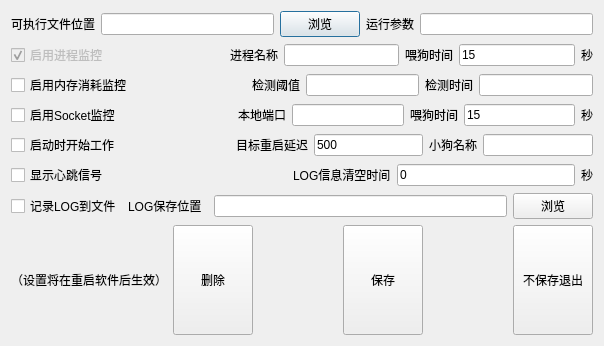
laoponline/WatchDog_House, file dialog_dog_config.ui: the form before one commit.
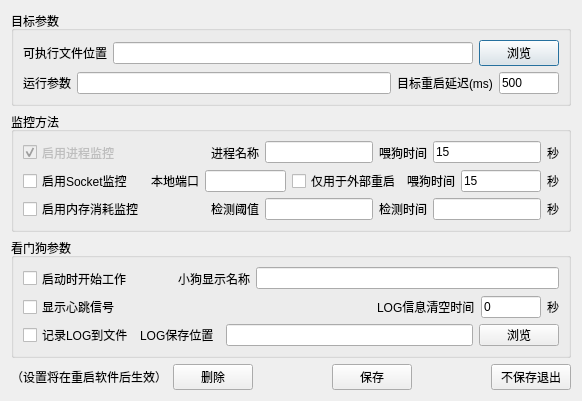
The form after the commit.

Commit message:
增加远程外部重启功能
给Socket增加一个远程重启指令，并且可以设定为只通过远程重启，不做倒计时

What changed in the file:
```diff
--- a/dialog_dog_config.ui
+++ b/dialog_dog_config.ui
@@ -6,8 +6,8 @@
    <rect>
     <x>0</x>
     <y>0</y>
-    <width>604</width>
-    <height>346</height>
+    <width>582</width>
+    <height>401</height>
    </rect>
   </property>
   <property name="minimumSize">
@@ -21,6 +21,12 @@
   </property>
   <layout class="QVBoxLayout" name="verticalLayout">
    <item>
+    <widget class="QGroupBox" name="groupBox">
+     <property name="title">
+      <string>目标参数</string>
+     </property>
+     <layout class="QGridLayout" name="gridLayout_2">
+      <item row="0" column="0">
     <layout class="QHBoxLayout" name="horizontalLayout_2">
      <item>
       <widget class="QLabel" name="label_fixed_2">
@@ -43,6 +49,10 @@
        </property>
       </widget>
      </item>
+       </layout>
+      </item>
+      <item row="1" column="0">
+       <layout class="QHBoxLayout" name="horizontalLayout_10">
      <item>
       <widget class="QLabel" name="label_fixed_3">
        <property name="text">
@@ -57,9 +67,38 @@
        </property>
       </widget>
      </item>
-    </layout>
-   </item>
+        <item>
+         <widget class="QLabel" name="label_fixed_11">
+          <property name="text">
+           <string>目标重启延迟(ms)</string>
+          </property>
+         </widget>
+        </item>
+        <item>
+         <widget class="QLineEdit" name="lineEdit_reboot_delay">
+          <property name="maximumSize">
+           <size>
+            <width>60</width>
+            <height>16777215</height>
+           </size>
+          </property>
+          <property name="text">
+           <string>500</string>
+          </property>
+         </widget>
+        </item>
+       </layout>
+      </item>
+     </layout>
+    </widget>
+   </item>
    <item>
+    <widget class="QGroupBox" name="groupBox_2">
+     <property name="title">
+      <string>监控方法</string>
+     </property>
+     <layout class="QGridLayout" name="gridLayout">
+      <item row="0" column="0">
     <layout class="QHBoxLayout" name="horizontalLayout_4">
      <item>
       <widget class="QCheckBox" name="checkBox_PID_Enabled">
@@ -124,55 +163,7 @@
      </item>
     </layout>
    </item>
-   <item>
-    <layout class="QHBoxLayout" name="horizontalLayout_5">
-     <item>
-      <widget class="QCheckBox" name="checkBox_Ram_Check_Enabled">
-       <property name="text">
-        <string>启用内存消耗监控</string>
-       </property>
-      </widget>
-     </item>
-     <item>
-      <spacer name="horizontalSpacer_7">
-       <property name="orientation">
-        <enum>Qt::Horizontal</enum>
-       </property>
-       <property name="sizeHint" stdset="0">
-        <size>
-         <width>40</width>
-         <height>20</height>
-        </size>
-       </property>
-      </spacer>
-     </item>
-     <item>
-      <widget class="QLabel" name="label_fixed_9">
-       <property name="text">
-        <string>检测阈值</string>
-       </property>
-      </widget>
-     </item>
-     <item>
-      <widget class="QLineEdit" name="lineEdit_ram_range">
-       <property name="text">
-        <string/>
-       </property>
-      </widget>
-     </item>
-     <item>
-      <widget class="QLabel" name="label_fixed_10">
-       <property name="text">
-        <string>检测时间</string>
-       </property>
-      </widget>
-     </item>
-     <item>
-      <widget class="QLineEdit" name="lineEdit_ram_duration"/>
-     </item>
-    </layout>
-   </item>
-   <item>
+      <item row="1" column="0">
     <layout class="QHBoxLayout" name="horizontalLayout_6">
      <item>
       <widget class="QCheckBox" name="checkBox_Socket_Enabled">
@@ -208,6 +199,13 @@
        </property>
       </widget>
      </item>
+        <item>
+         <widget class="QCheckBox" name="checkBox_socket_for_external">
+          <property name="text">
+           <string>仅用于外部重启</string>
+          </property>
+         </widget>
+        </item>
      <item>
       <widget class="QLabel" name="label_fixed_7">
        <property name="text">
@@ -231,8 +229,72 @@
      </item>
     </layout>
    </item>
+      <item row="2" column="0">
+       <layout class="QHBoxLayout" name="horizontalLayout_5">
    <item>
-    <layout class="QHBoxLayout" name="horizontalLayout_7">
+         <widget class="QCheckBox" name="checkBox_Ram_Check_Enabled">
+          <property name="text">
+           <string>启用内存消耗监控</string>
+          </property>
+         </widget>
+        </item>
+        <item>
+         <spacer name="horizontalSpacer_7">
+          <property name="orientation">
+           <enum>Qt::Horizontal</enum>
+          </property>
+          <property name="sizeHint" stdset="0">
+           <size>
+            <width>40</width>
+            <height>20</height>
+           </size>
+          </property>
+         </spacer>
+        </item>
+        <item>
+         <widget class="QLabel" name="label_fixed_9">
+          <property name="text">
+           <string>检测阈值</string>
+          </property>
+         </widget>
+        </item>
+        <item>
+         <widget class="QLineEdit" name="lineEdit_ram_range">
+          <property name="text">
+           <string/>
+          </property>
+         </widget>
+        </item>
+        <item>
+         <widget class="QLabel" name="label_fixed_10">
+          <property name="text">
+           <string>检测时间</string>
+          </property>
+         </widget>
+        </item>
+        <item>
+         <widget class="QLineEdit" name="lineEdit_ram_duration"/>
+        </item>
+        <item>
+         <widget class="QLabel" name="label_fixed_12">
+          <property name="text">
+           <string>秒</string>
+          </property>
+         </widget>
+        </item>
+       </layout>
+      </item>
+     </layout>
+    </widget>
+   </item>
+   <item>
+    <widget class="QGroupBox" name="groupBox_3">
+     <property name="title">
+      <string>看门狗参数</string>
+     </property>
+     <layout class="QGridLayout" name="gridLayout_3">
+      <item row="0" column="0">
+       <layout class="QHBoxLayout" name="horizontalLayout_7" stretch="0,0,0,1">
      <item>
       <widget class="QCheckBox" name="checkBox_Auto_Start">
        <property name="text">
@@ -253,24 +315,10 @@
        </property>
       </spacer>
      </item>
-     <item>
-      <widget class="QLabel" name="label_fixed_11">
-       <property name="text">
-        <string>目标重启延迟</string>
-       </property>
-      </widget>
-     </item>
-     <item>
-      <widget class="QLineEdit" name="lineEdit_reboot_delay">
-       <property name="text">
-        <string>500</string>
-       </property>
-      </widget>
-     </item>
      <item>
       <widget class="QLabel" name="label_Fixed_15">
        <property name="text">
-        <string>小狗名称</string>
+           <string>小狗显示名称</string>
        </property>
       </widget>
      </item>
@@ -279,7 +327,7 @@
      </item>
     </layout>
    </item>
-   <item>
+      <item row="1" column="0">
     <layout class="QHBoxLayout" name="horizontalLayout_3">
      <item>
       <widget class="QCheckBox" name="checkBox_Show_Heartbeat">
@@ -310,6 +358,12 @@
      </item>
      <item>
       <widget class="QLineEdit" name="lineEdit_Log_Clear_Duration">
+          <property name="maximumSize">
+           <size>
+            <width>60</width>
+            <height>16777215</height>
+           </size>
+          </property>
        <property name="text">
         <string>0</string>
        </property>
@@ -324,7 +378,7 @@
      </item>
     </layout>
    </item>
-   <item>
+      <item row="2" column="0">
     <layout class="QHBoxLayout" name="horizontalLayout">
      <item>
       <widget class="QCheckBox" name="checkBox_Log_Enabled">
@@ -370,6 +424,9 @@
       </widget>
      </item>
     </layout>
+      </item>
+     </layout>
+    </widget>
    </item>
    <item>
     <layout class="QHBoxLayout" name="horizontalLayout_8">
```
Lines whose indentation alone changed are shown as unchanged. The commit also changes 8 other files.
